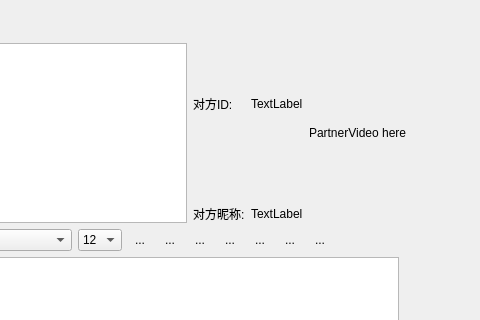
Above: Client/widget_p2p.ui from Psychim/Group5Pro before the change; both pictures show x 170 to 650 and y 0 to 320 of the 650 by 450 pixel window. Below: the same form after it.
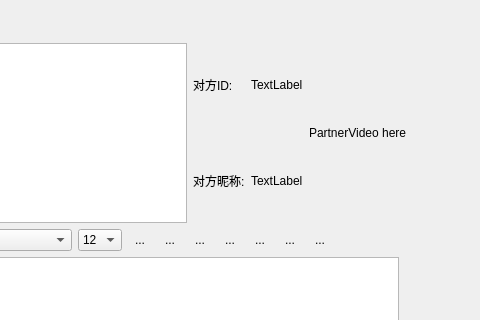
That is the form after the change. Icons and pictures are not drawn. Custom widgets are drawn as their Qt base class.

Diff of the .ui file:
```diff
--- a/Client/widget_p2p.ui
+++ b/Client/widget_p2p.ui
@@ -18,8 +18,8 @@
   </property>
   <property name="maximumSize">
    <size>
-    <width>650</width>
-    <height>450</height>
+    <width>16777215</width>
+    <height>16777215</height>
    </size>
   </property>
   <property name="windowTitle">
@@ -147,6 +147,32 @@
          </property>
         </spacer>
        </item>
+       <item row="4" column="0">
+        <spacer name="verticalSpacer_5">
+         <property name="orientation">
+          <enum>Qt::Vertical</enum>
+         </property>
+         <property name="sizeHint" stdset="0">
+          <size>
+           <width>20</width>
+           <height>40</height>
+          </size>
+         </property>
+        </spacer>
+       </item>
+       <item row="4" column="1">
+        <spacer name="verticalSpacer_6">
+         <property name="orientation">
+          <enum>Qt::Vertical</enum>
+         </property>
+         <property name="sizeHint" stdset="0">
+          <size>
+           <width>20</width>
+           <height>40</height>
+          </size>
+         </property>
+        </spacer>
+       </item>
       </layout>
      </item>
      <item>
@@ -159,8 +185,8 @@
        </property>
        <property name="maximumSize">
         <size>
-         <width>160</width>
-         <height>120</height>
+         <width>640</width>
+         <height>480</height>
         </size>
        </property>
        <property name="text">
```
